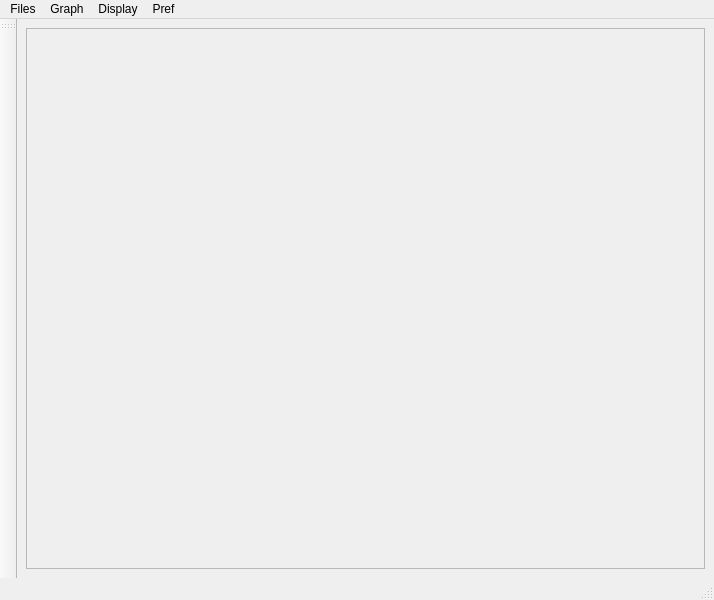
Qt form appli/fondation/gui/src/fondation.ui (snaress/studio) before a commit.
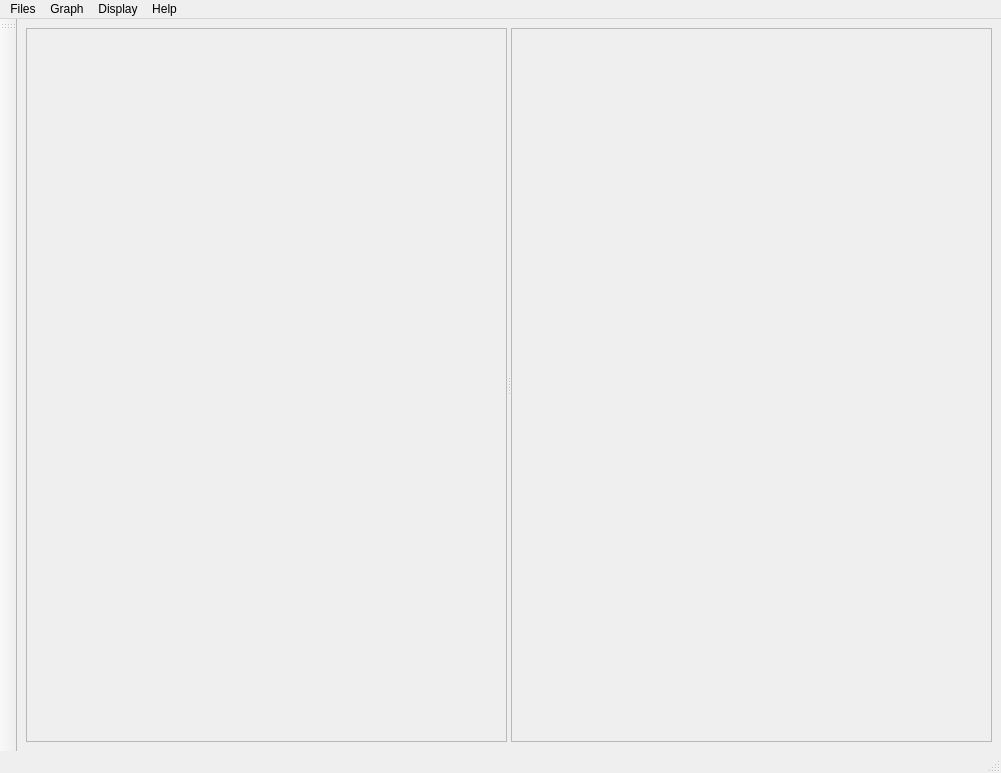
The same form after that commit.

Patch:
```diff
--- a/appli/fondation/gui/src/fondation.ui
+++ b/appli/fondation/gui/src/fondation.ui
@@ -6,8 +6,8 @@
    <rect>
     <x>0</x>
     <y>0</y>
-    <width>714</width>
-    <height>600</height>
+    <width>1001</width>
+    <height>773</height>
    </rect>
   </property>
   <property name="windowTitle">
@@ -16,18 +16,36 @@
   <widget class="QWidget" name="centralwidget">
    <layout class="QGridLayout" name="gridLayout">
     <item row="0" column="0">
-     <widget class="QFrame" name="vfGraphScene">
-      <property name="frameShape">
-       <enum>QFrame::StyledPanel</enum>
+     <widget class="QSplitter" name="splitter">
+      <property name="orientation">
+       <enum>Qt::Horizontal</enum>
       </property>
-      <layout class="QVBoxLayout" name="vlGraphScene">
-       <property name="spacing">
-        <number>0</number>
+      <widget class="QFrame" name="vfGraphScene">
+       <property name="frameShape">
+        <enum>QFrame::StyledPanel</enum>
        </property>
-       <property name="margin">
-        <number>0</number>
+       <layout class="QVBoxLayout" name="vlGraphScene">
+        <property name="spacing">
+         <number>0</number>
+        </property>
+        <property name="margin">
+         <number>0</number>
+        </property>
+       </layout>
+      </widget>
+      <widget class="QFrame" name="vfNodeEditor">
+       <property name="frameShape">
+        <enum>QFrame::StyledPanel</enum>
        </property>
-      </layout>
+       <layout class="QVBoxLayout" name="vlNodeEditor">
+        <property name="spacing">
+         <number>0</number>
+        </property>
+        <property name="margin">
+         <number>0</number>
+        </property>
+       </layout>
+      </widget>
      </widget>
     </item>
    </layout>
@@ -37,7 +55,7 @@
     <rect>
      <x>0</x>
      <y>0</y>
-     <width>714</width>
+     <width>1001</width>
      <height>21</height>
     </rect>
    </property>
@@ -117,15 +135,15 @@
     <addaction name="mToolsTabOrient"/>
     <addaction name="miToolsIconOnly"/>
    </widget>
-   <widget class="QMenu" name="mPref">
+   <widget class="QMenu" name="mHelp">
     <property name="title">
-     <string>Pref</string>
+     <string>Help</string>
     </property>
    </widget>
    <addaction name="mFiles"/>
    <addaction name="mGraph"/>
    <addaction name="mDisplay"/>
-   <addaction name="mPref"/>
+   <addaction name="mHelp"/>
   </widget>
   <widget class="QStatusBar" name="statusbar"/>
   <widget class="QToolBar" name="tbTools">
```
Left out of the diff: 84 changed lines with no effect on the pictures.
